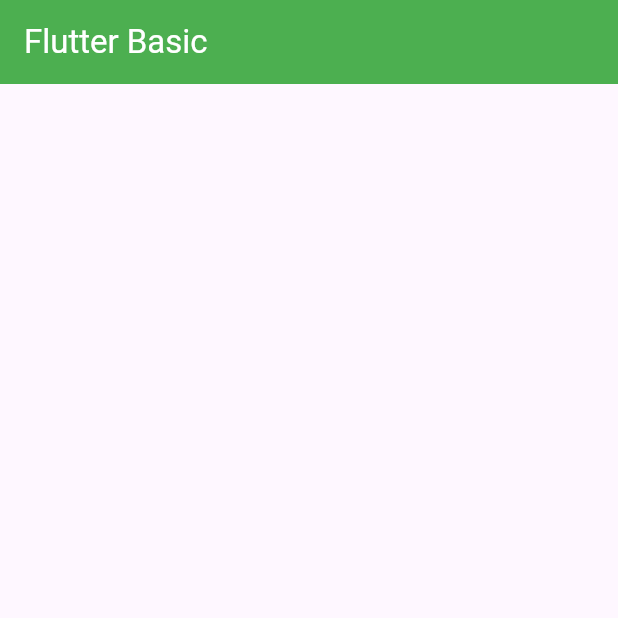
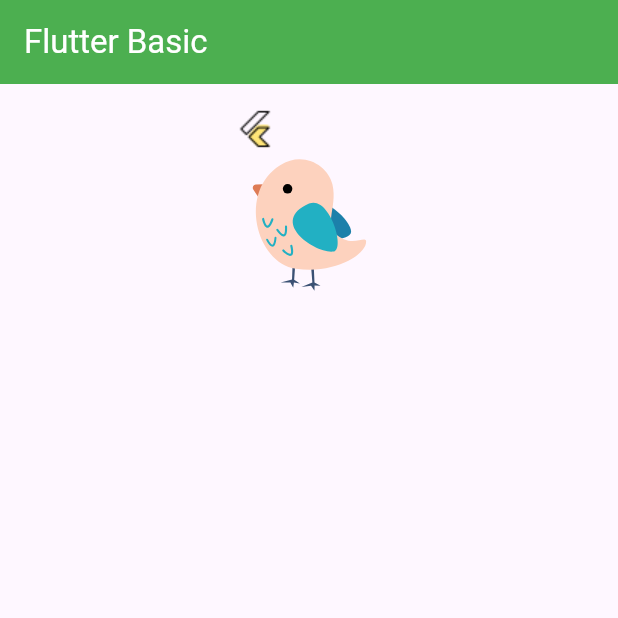
Before and after one commit to VangThao1905/flutter_basic, a Flutter app: the screen it shows after launch, on a phone screen of 412 x 824 dp, the top half of it. Run offline on Flutter 3.47's test engine with Material 3 defaults, Android fonts, the phone set to English and light mode, and no system bars; our stand-ins replace flutter_svg, freezed_annotation.

Commit message:
implement assets in flutter

```diff
--- /dev/null
+++ b/flutter_basic/assets/language/en.json
@@ -0,0 +1,3 @@
+{
+  "hello": "Hello"
+}
--- /dev/null
+++ b/flutter_basic/assets/language/vi.json
@@ -0,0 +1,3 @@
+{
+  "hello": "Xin chào"
+}
--- a/flutter_basic/lib/main.dart
+++ b/flutter_basic/lib/main.dart
@@ -1,4 +1,5 @@
 import 'package:flutter/material.dart';
+import 'package:flutter_svg/flutter_svg.dart';
 
 void main() {
   WidgetsFlutterBinding.ensureInitialized();
@@ -52,7 +53,14 @@ class _MyAppViewState extends State<MyAppView> {
               child: Column(
                 mainAxisAlignment: MainAxisAlignment.start,
                 crossAxisAlignment: CrossAxisAlignment.start,
-                children: [],
+                children: [
+                  Image.asset('assets/images/img_flutter.png'),
+                  SvgPicture.asset(
+                    'assets/icons/ic_bird.svg',
+                    width: 100,
+                    height: 100,
+                  ),
+                ],
               ),
             ),
           ),
```
Also changed, not shown: flutter_basic/pubspec.yaml (+5 -3 lines), flutter_basic/assets/icons/ic_bird.svg (added), flutter_basic/assets/images/img_flutter.png (added), flutter_basic/pubspec.lock.
